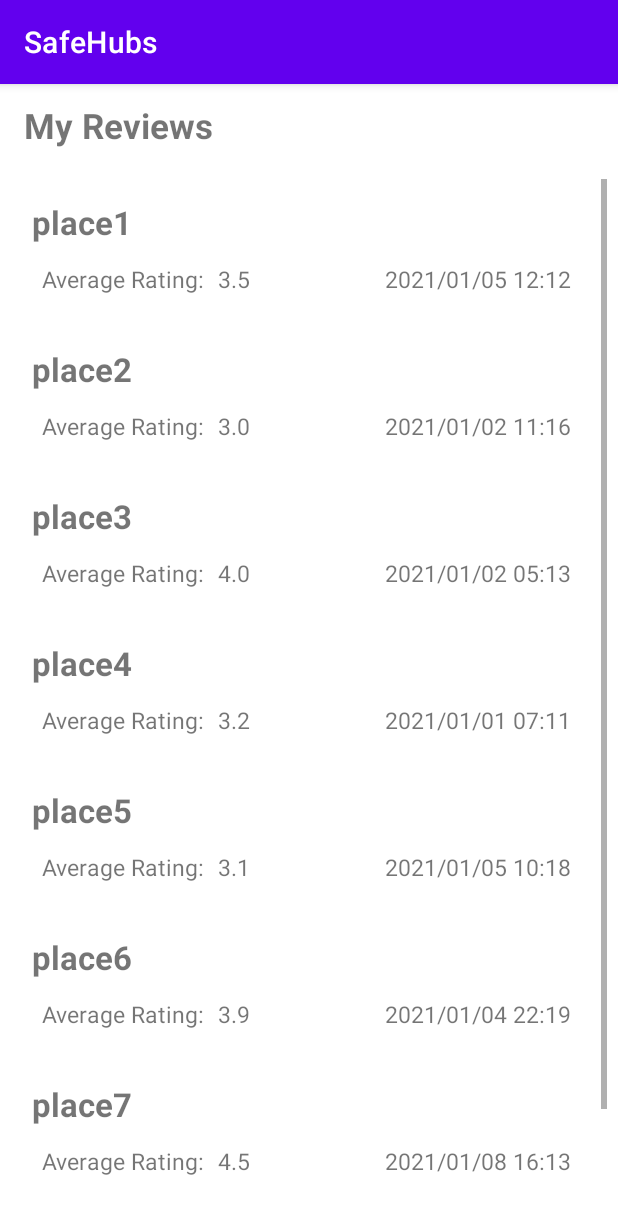
After one commit to nwHackTeam9/SafeHubs, an Android app: the MyReviewActivity screen opened directly, with no data from a screen before it, on a phone screen of 412 x 824 dp. The commit adds this screen. Shown: the top 1214 px of the screen. Run offline under Robolectric (Android 15) with nearby library versions, the phone set to English and light mode, and no system bars.

Commit message:
Review Activity completed! + marker is draggable & can retrieve exact location + can perform review activity by clicking on the marker + My Reviews Activity

```diff
--- /dev/null
+++ b/app/src/main/java/com/team9/safehubs/MyReviewActivity.java
@@ -0,0 +1,38 @@
+package com.team9.safehubs;
+
+import android.os.Bundle;
+
+import java.util.ArrayList;
+import java.util.List;
+
+import androidx.appcompat.app.AppCompatActivity;
+import androidx.recyclerview.widget.LinearLayoutManager;
+import androidx.recyclerview.widget.RecyclerView;
+
+public class MyReviewActivity extends AppCompatActivity {
+
+    RecyclerView recyclerView;
+    RecyclerAdapter adapter;
+    List<ReviewBlock> reviewBlockList = new ArrayList<>();
+
+    @Override
+    protected void onCreate(Bundle savedInstanceState) {
+        super.onCreate(savedInstanceState);
+        setContentView(R.layout.activity_my_review);
+
+        reviewBlockList.add(new ReviewBlock("place1", (float) 3.5, "2021/01/05 12:12", "addit.comment1"));
+        reviewBlockList.add(new ReviewBlock("place2", (float) 3.0, "2021/01/02 11:16", "addit.comment2"));
+        reviewBlockList.add(new ReviewBlock("place3", (float) 4.0, "2021/01/02 05:13", ""));
+        reviewBlockList.add(new ReviewBlock("place4", (float) 3.2, "2021/01/01 07:11", ""));
+        reviewBlockList.add(new ReviewBlock("place5", (float) 3.1, "2021/01/05 10:18", ""));
+        reviewBlockList.add(new ReviewBlock("place6", (float) 3.9, "2021/01/04 22:19", "addit.comment6"));
+        reviewBlockList.add(new ReviewBlock("place7", (float) 4.5, "2021/01/08 16:13", "addit.comment7"));
+        reviewBlockList.add(new ReviewBlock("place8", (float) 5.0, "2021/01/09 19:19", ""));
+
+        recyclerView = (RecyclerView) findViewById(R.id.recyclerView);
+        adapter = new RecyclerAdapter(reviewBlockList);
+        recyclerView.setHasFixedSize(true);
+        recyclerView.setLayoutManager(new LinearLayoutManager(this));
+        recyclerView.setAdapter(adapter);
+    }
+}
--- /dev/null
+++ b/app/src/main/java/com/team9/safehubs/RecyclerAdapter.java
@@ -0,0 +1,60 @@
+package com.team9.safehubs;
+
+import android.view.LayoutInflater;
+import android.view.View;
+import android.view.ViewGroup;
+import android.widget.LinearLayout;
+import android.widget.TextView;
+
+import java.util.List;
+
+import androidx.annotation.NonNull;
+import androidx.recyclerview.widget.RecyclerView;
+
+public class RecyclerAdapter extends RecyclerView.Adapter<RecyclerAdapter.ViewHolder> {
+
+    List<ReviewBlock> myReviewList;
+
+    public RecyclerAdapter(List<ReviewBlock> list) {
+        this.myReviewList = list;
+    }
+
+    @NonNull
+    @Override
+    public RecyclerAdapter.ViewHolder onCreateViewHolder(@NonNull ViewGroup parent, int viewType) {
+        LayoutInflater layoutInflater = LayoutInflater.from(parent.getContext());
+        View listItem = layoutInflater.inflate(R.layout.review_block, parent, false);
+        ViewHolder viewHolder = new ViewHolder(listItem);
+        return viewHolder;
+    }
+
+    @Override
+    public void onBindViewHolder(@NonNull RecyclerAdapter.ViewHolder holder, int position) {
+        holder.place_name.setText(myReviewList.get(holder.getAdapterPosition()).place_name);
+        holder.avgRating.setText(String.valueOf(myReviewList.get(holder.getAdapterPosition()).avgRating));
+        holder.date_time.setText(myReviewList.get(holder.getAdapterPosition()).date_time);
+    }
+
+    @Override
+    public int getItemCount() {
+        return myReviewList.size();
+    }
+
+    public static class ViewHolder extends RecyclerView.ViewHolder {
+
+        public TextView place_name;
+        public TextView avgRating;
+        public TextView date_time;
+
+        public LinearLayout linearLayout;
+
+        public ViewHolder(@NonNull View itemView) {
+            super(itemView);
+            place_name = (TextView) itemView.findViewById(R.id.place_name);
+            avgRating = (TextView) itemView.findViewById(R.id.avgRating);
+            date_time = (TextView) itemView.findViewById(R.id.date_time);
+
+            linearLayout = (LinearLayout) itemView.findViewById(R.id.reviewLinearLayout);
+        }
+    }
+}
--- /dev/null
+++ b/app/src/main/java/com/team9/safehubs/ReviewBlock.java
@@ -0,0 +1,47 @@
+package com.team9.safehubs;
+
+public class ReviewBlock {
+    public String getPlace_name() {
+        return place_name;
+    }
+
+    public void setPlace_name(String place_name) {
+        this.place_name = place_name;
+    }
+
+    public float getAvgRating() {
+        return avgRating;
+    }
+
+    public void setAvgRating(float avgRating) {
+        this.avgRating = avgRating;
+    }
+
+    public String getDate_time() {
+        return date_time;
+    }
+
+    public void setDate_time(String date_time) {
+        this.date_time = date_time;
+    }
+
+    public String getAdditionalComment() {
+        return additionalComment;
+    }
+
+    public void setAdditionalComment(String additionalComment) {
+        this.additionalComment = additionalComment;
+    }
+
+    public ReviewBlock(String place_name, float avgRating, String date_time, String additionalComment) {
+        this.place_name = place_name;
+        this.avgRating = avgRating;
+        this.date_time = date_time;
+        this.additionalComment = additionalComment;
+    }
+
+    String place_name;
+    float avgRating;
+    String date_time;
+    String additionalComment;
+}
--- /dev/null
+++ b/app/src/main/res/layout/activity_my_review.xml
@@ -0,0 +1,31 @@
+<?xml version="1.0" encoding="utf-8"?>
+<LinearLayout xmlns:android="http://schemas.android.com/apk/res/android"
+    xmlns:tools="http://schemas.android.com/tools"
+    android:layout_width="match_parent"
+    android:layout_height="match_parent"
+    tools:context=".MyReviewActivity"
+    android:orientation="vertical">
+
+    <Toolbar
+        android:layout_width="match_parent"
+        android:layout_height="wrap_content"
+        android:id="@+id/toolbar">
+
+        <TextView
+            android:id="@+id/my_review"
+            android:layout_width="match_parent"
+            android:layout_height="wrap_content"
+            android:text="My Reviews"
+            android:textSize="23sp"
+            android:textStyle="bold"></TextView>
+    </Toolbar>
+
+    <androidx.recyclerview.widget.RecyclerView
+        android:layout_width="match_parent"
+        android:layout_height="match_parent"
+        android:padding="4dp"
+        android:layout_margin="3dp"
+        android:scrollbars="vertical"
+        android:id="@+id/recyclerView"
+        tools:context=".MyReviewActivity" />
+</LinearLayout>
--- /dev/null
+++ b/app/src/main/res/layout/review_block.xml
@@ -0,0 +1,51 @@
+<?xml version="1.0" encoding="utf-8"?>
+<LinearLayout android:id="@+id/reviewLinearLayout"
+    xmlns:android="http://schemas.android.com/apk/res/android"
+    android:layout_width="match_parent"
+    android:layout_height="wrap_content"
+    android:orientation="vertical"
+    android:layout_margin="10dp"
+    android:padding="4dp">
+
+    <TextView
+        android:id="@+id/place_name"
+        android:layout_width="match_parent"
+        android:layout_height="wrap_content"
+        android:text="Place Name"
+        android:textSize="22sp"
+        android:textStyle="bold"
+        android:layout_marginBottom="6dp" />
+
+    <LinearLayout
+        android:layout_width="match_parent"
+        android:layout_height="wrap_content"
+        android:orientation="horizontal"
+        android:layout_margin="3dp"
+        android:layout_marginTop="6dp"
+        android:padding="3dp">
+
+        <TextView
+            android:layout_width="wrap_content"
+            android:layout_height="wrap_content"
+            android:text="Average Rating: "
+            android:textSize="15sp" />
+
+        <TextView
+            android:id="@+id/avgRating"
+            android:layout_width="wrap_content"
+            android:layout_height="wrap_content"
+            android:textSize="15sp"
+            android:layout_marginStart="5dp"
+            android:text="3.0"
+            android:layout_marginEnd="30dp" />
+
+        <TextView
+            android:id="@+id/date_time"
+            android:layout_width="wrap_content"
+            android:layout_height="wrap_content"
+            android:text="Date-Time"
+            android:textSize="15sp"
+            android:layout_marginStart="60dp" />
+    </LinearLayout>
+
+</LinearLayout>
```
Also changed, not shown: app/src/main/AndroidManifest.xml (+4 -3 lines), app/src/main/java/com/team9/safehubs/MainActivity.java (+14 -0 lines), app/src/main/java/com/team9/safehubs/Place.java (added, +47 -0 lines), app/src/main/java/com/team9/safehubs/Review.java (added, +57 -0 lines), app/src/main/java/com/team9/safehubs/ReviewActivity.java (+8 -0 lines).
